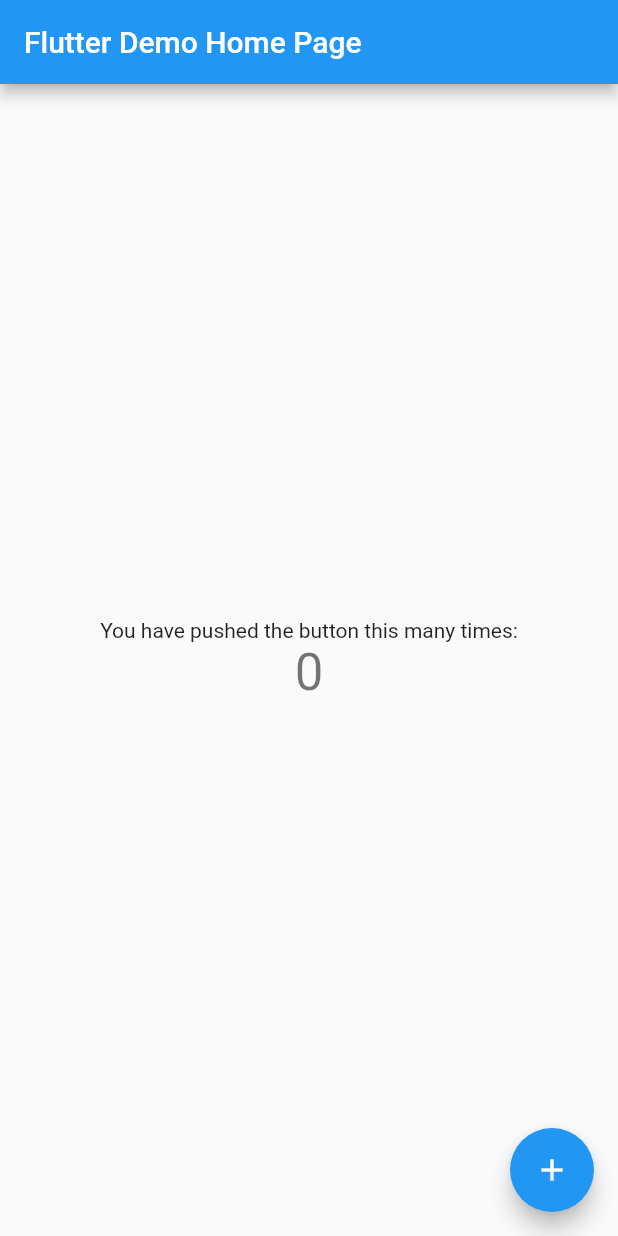
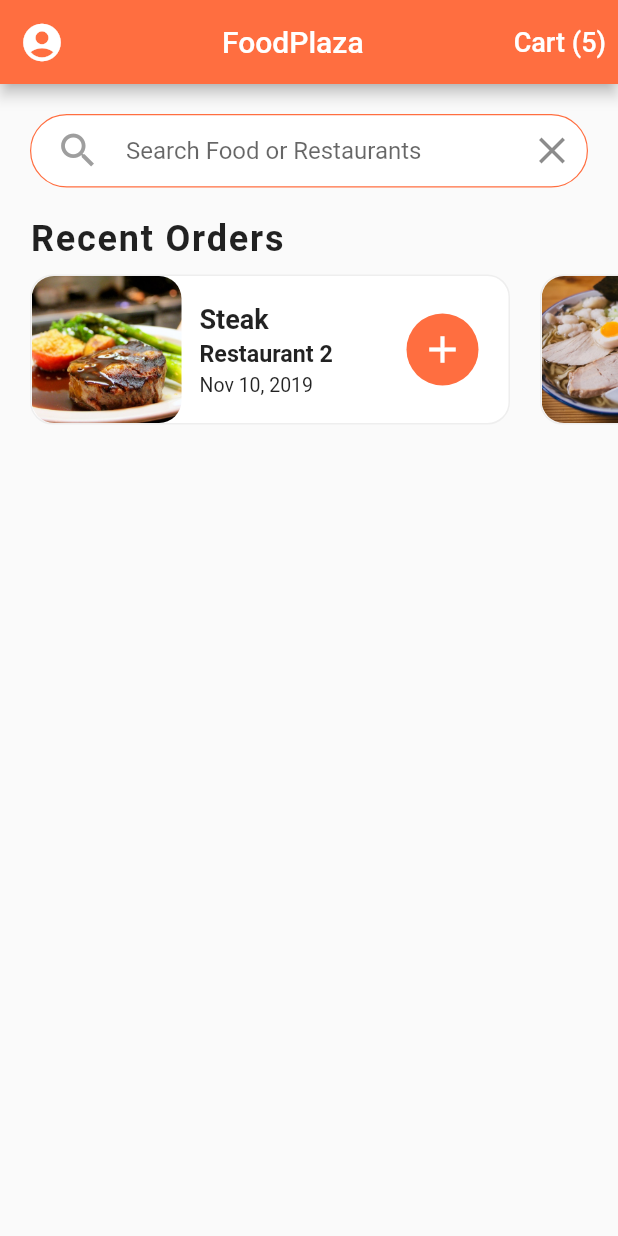
Before and after one commit to vkashegde/food-delivery-app, a Flutter app: the screen it shows after launch, on a phone screen of 412 x 824 dp. Run offline on Flutter 3.47's test engine with Material 2 defaults, Android fonts, the phone set to English and light mode, and no system bars.

Commit message:
search bar and recent orders  scroll cards added

```diff
--- a/lib/main.dart
+++ b/lib/main.dart
@@ -1,102 +1,18 @@
 import 'package:flutter/material.dart';
+import 'package:flutter_food_delivery_ui/screens/home_screen.dart';
 
 void main() => runApp(MyApp());
 
 class MyApp extends StatelessWidget {
-  // This widget is the root of your application.
   @override
   Widget build(BuildContext context) {
     return MaterialApp(
-      title: 'Flutter Demo',
+      title: 'Delivemo',
+      debugShowCheckedModeBanner: false,
       theme: ThemeData(
-        primarySwatch: Colors.blue,
-      ),
-      home: MyHomePage(title: 'Flutter Demo Home Page'),
+          scaffoldBackgroundColor: Colors.grey[50],
+          primaryColor: Colors.deepOrangeAccent),
+      home: HomeScreen(),
     );
   }
 }
-
-class MyHomePage extends StatefulWidget {
-  MyHomePage({Key key, this.title}) : super(key: key);
-
-  // This widget is the home page of your application. It is stateful, meaning
-  // that it has a State object (defined below) that contains fields that affect
-  // how it looks.
-
-  // This class is the configuration for the state. It holds the values (in this
-  // case the title) provided by the parent (in this case the App widget) and
-  // used by the build method of the State. Fields in a Widget subclass are
-  // always marked "final".
-
-  final String title;
-
-  @override
-  _MyHomePageState createState() => _MyHomePageState();
-}
-
-class _MyHomePageState extends State<MyHomePage> {
-  int _counter = 0;
-
-  void _incrementCounter() {
-    setState(() {
-      // This call to setState tells the Flutter framework that something has
-      // changed in this State, which causes it to rerun the build method below
-      // so that the display can reflect the updated values. If we changed
-      // _counter without calling setState(), then the build method would not be
-      // called again, and so nothing would appear to happen.
-      _counter++;
-    });
-  }
-
-  @override
-  Widget build(BuildContext context) {
-    // This method is rerun every time setState is called, for instance as done
-    // by the _incrementCounter method above.
-    //
-    // The Flutter framework has been optimized to make rerunning build methods
-    // fast, so that you can just rebuild anything that needs updating rather
-    // than having to individually change instances of widgets.
-    return Scaffold(
-      appBar: AppBar(
-        // Here we take the value from the MyHomePage object that was created by
-        // the App.build method, and use it to set our appbar title.
-        title: Text(widget.title),
-      ),
-      body: Center(
-        // Center is a layout widget. It takes a single child and positions it
-        // in the middle of the parent.
-        child: Column(
-          // Column is also a layout widget. It takes a list of children and
-          // arranges them vertically. By default, it sizes itself to fit its
-          // children horizontally, and tries to be as tall as its parent.
-          //
-          // Invoke "debug painting" (press "p" in the console, choose the
-          // "Toggle Debug Paint" action from the Flutter Inspector in Android
-          // Studio, or the "Toggle Debug Paint" command in Visual Studio Code)
-          // to see the wireframe for each widget.
-          //
-          // Column has various properties to control how it sizes itself and
-          // how it positions its children. Here we use mainAxisAlignment to
-          // center the children vertically; the main axis here is the vertical
-          // axis because Columns are vertical (the cross axis would be
-          // horizontal).
-          mainAxisAlignment: MainAxisAlignment.center,
-          children: <Widget>[
-            Text(
-              'You have pushed the button this many times:',
-            ),
-            Text(
-              '$_counter',
-              style: Theme.of(context).textTheme.display1,
-            ),
-          ],
-        ),
-      ),
-      floatingActionButton: FloatingActionButton(
-        onPressed: _incrementCounter,
-        tooltip: 'Increment',
-        child: Icon(Icons.add),
-      ), // This trailing comma makes auto-formatting nicer for build methods.
-    );
-  }
-}
--- /dev/null
+++ b/lib/screens/home_screen.dart
@@ -0,0 +1,71 @@
+import 'package:flutter/material.dart';
+import 'package:flutter_food_delivery_ui/data/data.dart';
+import 'package:flutter_food_delivery_ui/widgets/recent_orders.dart';
+
+class HomeScreen extends StatefulWidget {
+  @override
+  _HomeScreenState createState() => _HomeScreenState();
+}
+
+class _HomeScreenState extends State<HomeScreen> {
+  @override
+  Widget build(BuildContext context) {
+    return Scaffold(
+      appBar: AppBar(
+        title: Center(
+          child: Text(
+            'FoodPlaza',
+          ),
+        ),
+        leading: IconButton(
+          icon: Icon(Icons.account_circle),
+          iconSize: 30,
+          onPressed: () {},
+        ),
+        actions: <Widget>[
+          TextButton(
+              onPressed: () {},
+              child: Text(
+                "Cart (${currentUser.cart.length})",
+                style: TextStyle(color: Colors.white, fontSize: 18),
+              ))
+        ],
+      ),
+      body: ListView(
+        children: [
+          Padding(
+            padding: EdgeInsets.all(20),
+            child: TextField(
+              decoration: InputDecoration(
+                  contentPadding: EdgeInsets.symmetric(vertical: 15),
+                  fillColor: Colors.white,
+                  filled: true,
+                  border: OutlineInputBorder(
+                      borderRadius: BorderRadius.circular(30),
+                      borderSide: BorderSide(width: 0.8)),
+                  enabledBorder: OutlineInputBorder(
+                    borderRadius: BorderRadius.circular(30),
+                    borderSide: BorderSide(
+                        width: 0.8, color: Theme.of(context).primaryColor),
+                  ),
+                  hintText: 'Search Food or Restaurants',
+                  prefixIcon: TextButton(
+                    onPressed: () {},
+                    child: Icon(
+                      Icons.search,
+                      size: 30,
+                      color: Colors.grey,
+                    ),
+                  ),
+                  suffixIcon: Icon(
+                    Icons.clear,
+                    size: 30,
+                  )),
+            ),
+          ),
+          RecentOrders()
+        ],
+      ),
+    );
+  }
+}
--- /dev/null
+++ b/lib/widgets/recent_orders.dart
@@ -0,0 +1,111 @@
+import 'package:flutter/material.dart';
+import 'package:flutter_food_delivery_ui/data/data.dart';
+import 'package:flutter_food_delivery_ui/models/order.dart';
+
+class RecentOrders extends StatelessWidget {
+  _buildRecentOrders(BuildContext context, Order order) {
+    return Container(
+      margin: EdgeInsets.all(10),
+      width: 320,
+      decoration: BoxDecoration(
+          color: Colors.white,
+          borderRadius: BorderRadius.circular(15),
+          border: Border.all(width: 1.0, color: Colors.grey[200])),
+      child: Row(
+        mainAxisAlignment: MainAxisAlignment.spaceBetween,
+        children: [
+          Expanded(
+            child: Row(children: [
+              ClipRRect(
+                borderRadius: BorderRadius.circular(15),
+                child: Image(
+                  image: AssetImage(order.food.imageUrl),
+                  height: 100,
+                  width: 100,
+                  fit: BoxFit.cover,
+                ),
+              ),
+              Expanded(
+                child: Container(
+                  margin: EdgeInsets.all(12),
+                  child: Column(
+                    mainAxisAlignment: MainAxisAlignment.center,
+                    crossAxisAlignment: CrossAxisAlignment.start,
+                    children: [
+                      Text(
+                        order.food.name,
+                        style: TextStyle(
+                            fontSize: 18, fontWeight: FontWeight.bold),
+                        overflow: TextOverflow.ellipsis,
+                      ),
+                      SizedBox(
+                        height: 4,
+                      ),
+                      Text(
+                        order.restaurant.name,
+                        style: TextStyle(
+                            fontSize: 15.5, fontWeight: FontWeight.w600),
+                        overflow: TextOverflow.ellipsis,
+                      ),
+                      SizedBox(
+                        height: 4,
+                      ),
+                      Text(
+                        order.date,
+                        style: TextStyle(
+                            fontSize: 13, fontWeight: FontWeight.w400),
+                      )
+                    ],
+                  ),
+                ),
+              ),
+            ]),
+          ),
+          Container(
+            margin: EdgeInsets.only(right: 20),
+            width: 48,
+            decoration: BoxDecoration(
+                color: Theme.of(context).primaryColor,
+                borderRadius: BorderRadius.circular(30)),
+            child: IconButton(
+              onPressed: () {},
+              icon: Icon(Icons.add),
+              iconSize: 30,
+              color: Colors.white,
+            ),
+          )
+        ],
+      ),
+    );
+  }
+
+  @override
+  Widget build(BuildContext context) {
+    return Column(
+      crossAxisAlignment: CrossAxisAlignment.start,
+      children: <Widget>[
+        Padding(
+          padding: EdgeInsets.symmetric(horizontal: 20),
+          child: Text('Recent Orders',
+              style: TextStyle(
+                  fontSize: 24,
+                  fontWeight: FontWeight.w600,
+                  letterSpacing: 1.2)),
+        ),
+        Container(
+          height: 120,
+          child: ListView.builder(
+            physics: BouncingScrollPhysics(),
+            padding: EdgeInsets.only(left: 10),
+            scrollDirection: Axis.horizontal,
+            itemCount: currentUser.orders.length,
+            itemBuilder: (BuildContext context, int index) {
+              Order order = currentUser.orders[index];
+              return _buildRecentOrders(context, order);
+            },
+          ),
+        )
+      ],
+    );
+  }
+}
```
